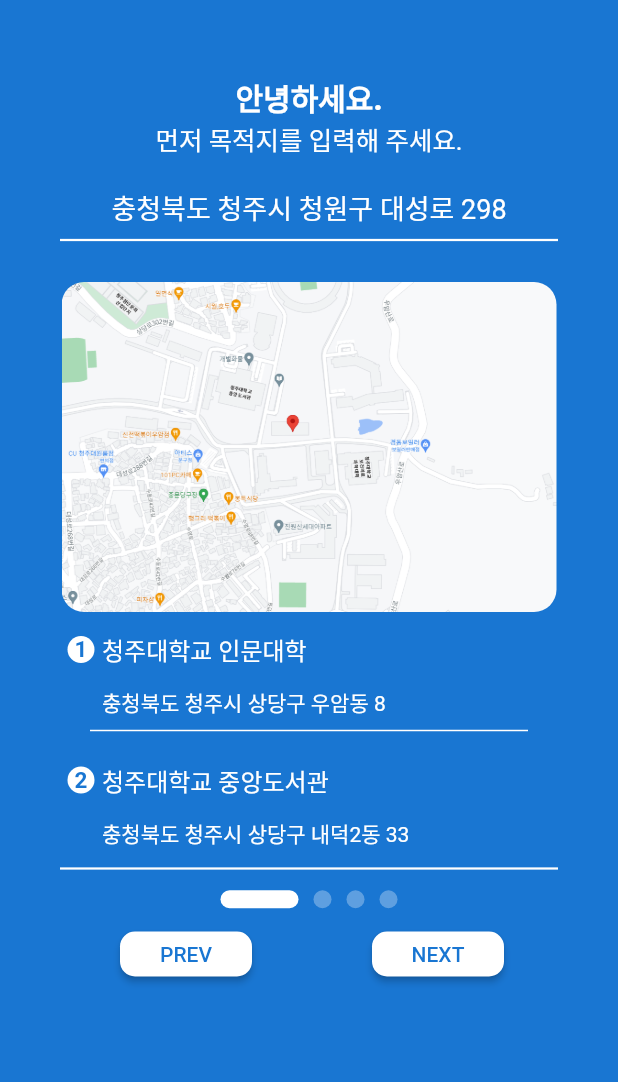
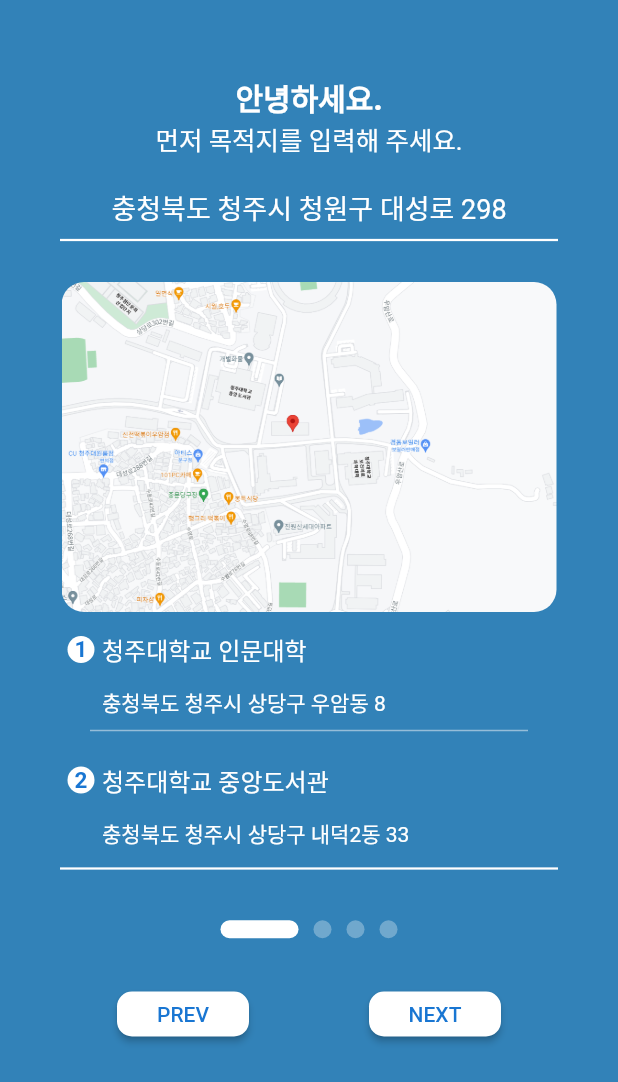
Before and after one commit to yso009/alvis_flutter, a Flutter app: the screen it shows after launch, on a phone screen of 412 x 824 dp. Shown: the top 1082 px of the screen. Run offline on Flutter 3.47's test engine with Material 2 defaults, Android fonts, the phone set to English and light mode, and no system bars.

Commit message:
refactor main.dart: css update

```diff
--- a/lib/main.dart
+++ b/lib/main.dart
@@ -15,7 +15,7 @@
   @override
   Widget build(BuildContext context) {
     return Scaffold(
-      backgroundColor: Colors.blue[700],
+      backgroundColor: Color(0xff3282B8),
       body: Center(
         child: Column(
           crossAxisAlignment: CrossAxisAlignment.center,
@@ -118,7 +118,7 @@
             ),
 
             Divider(
-              color: Colors.white,
+              color: Color(0xff95BDD9),
               thickness: 1.0,
               endIndent: 60.0,
               indent: 60.0,
@@ -190,7 +190,7 @@
 
                 children: <Widget>[
                   SizedBox(
-                    height: 25,
+                    height: 65,
                   ),
                   Center(
                     child: Container(
@@ -241,9 +241,10 @@
                 ]
             ),
           Row(
+            mainAxisAlignment: MainAxisAlignment.center,
+
             children: <Widget>[
 
-              SizedBox(width: 80,),
 
               ButtonTheme(
                 height: 30,
```
